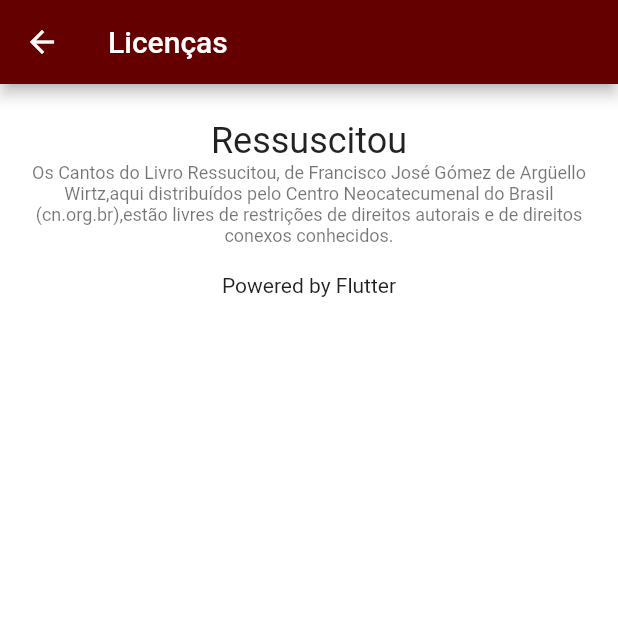
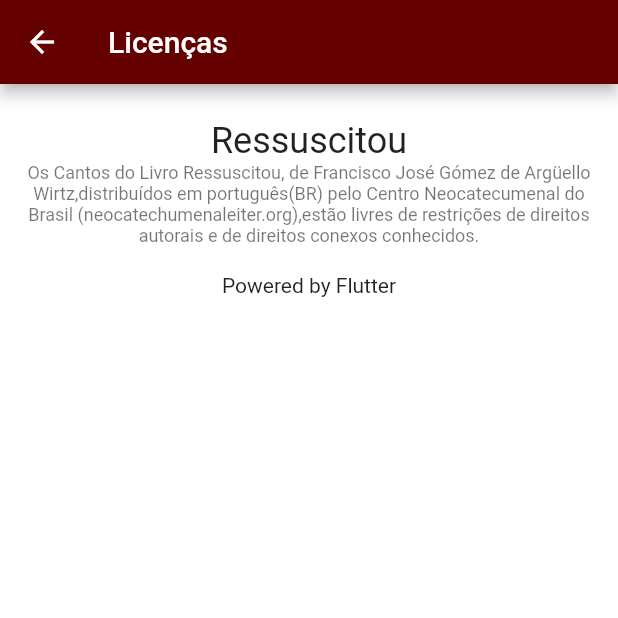
Before and after one commit to otaviogrrd/Ressuscitou_Flutter, a Flutter app: the SobrePage screen opened directly, after a tap on "Licenças", on a phone screen of 412 x 824 dp, the top half of it. Run offline on Flutter 3.47's test engine with Material 2 defaults, Android fonts, the phone set to English and light mode, and no system bars; our stand-ins replace audioplayers, connectivity, dio, flutter_form_builder, get, numberpicker and 6 more; missing offline and left inert: flutter_webview_plugin, tree_view; accounts and stored records are empty; network calls fail.

Commit message:
Update sobre.dart

```diff
--- a/lib/pages/sobre.dart
+++ b/lib/pages/sobre.dart
@@ -1,3 +1,5 @@
+import 'dart:io';
+
 import 'package:flutter/material.dart';
 import 'package:get/get.dart';
 import 'package:package_info/package_info.dart';
@@ -40,7 +42,8 @@ class _SobrePageState extends State<SobrePage> {
               SizedBox(height: 10),
               Text('Pode ser utilizado apenas como apoio aos salmistas para ensaios, consultas e preparações.',
                   style: TextStyle(fontSize: 16), textAlign: TextAlign.center),
-              SizedBox(height: 30),
+              if (Platform.isAndroid) SizedBox(height: 30),
+              if (Platform.isAndroid)
                 InkWell(
                   onTap: () => launchUrl(),
                   child: Container(
@@ -53,7 +56,8 @@ class _SobrePageState extends State<SobrePage> {
                           child: Text("Deixe sua avaliação e cometário!",
                               style: TextStyle(color: Colors.white, fontWeight: FontWeight.bold)),
                         )),
-                  decoration: BoxDecoration(borderRadius: BorderRadius.all(Radius.circular(4)), color: globals.darkRed),
+                    decoration:
+                        BoxDecoration(borderRadius: BorderRadius.all(Radius.circular(4)), color: globals.darkRed),
                   ),
                 ),
               SizedBox(height: 50),
@@ -75,36 +79,28 @@ class _SobrePageState extends State<SobrePage> {
                           },
                           defaultVerticalAlignment: TableCellVerticalAlignment.middle,
                           children: [
-                            TableRow(
-                              children: [
+                            TableRow(children: [
                               Center(child: Icon(Icons.mail_outline)),
                               FittedBox(
                                   fit: BoxFit.scaleDown,
-                                    child:
-                                    Text("  Otávio Garrido Moraes", style: TextStyle(color: Colors.black, fontWeight: FontWeight.w500))),
-
-                              ]
-                            )
+                                  child: Text("  Otávio Garrido Moraes",
+                                      style: TextStyle(color: Colors.black, fontWeight: FontWeight.w500))),
+                            ])
                           ],
                         ),
                       ),
-//                      FittedBox(
-//                          fit: BoxFit.scaleDown,
-//                          child:
-//                              Text("   Otávio Garrido Moraes   ", style: TextStyle(color: Colors.black, fontWeight: FontWeight.w500))),
                     ],
                   ),
-                  decoration: BoxDecoration(borderRadius: BorderRadius.all(Radius.circular(4)), color: Colors.grey[200]),
+                  decoration:
+                      BoxDecoration(borderRadius: BorderRadius.all(Radius.circular(4)), color: Colors.grey[200]),
                 ),
               ),
-
               SizedBox(height: 50),
               InkWell(
                 onTap: () => Get.to(LicensePage(
-                  applicationLegalese: 'Os Cantos do Livro Ressucitou, de Francisco José Gómez de Argüello Wirtz,'
-                      'aqui distribuídos pelo Centro Neocatecumenal do Brasil (cn.org.br),'
-                      'estão livres de restrições de direitos autorais '
-                      'e de direitos conexos conhecidos.',
+                  applicationLegalese: 'Os Cantos do Livro Ressuscitou, de Francisco José Gómez de Argüello Wirtz,'
+                      'distribuídos em português(BR) pelo Centro Neocatecumenal do Brasil (neocatechumenaleiter.org),'
+                      'estão livres de restrições de direitos autorais e de direitos conexos conhecidos.',
                 )),
                 child: Container(
                   height: 45,
@@ -115,21 +111,6 @@ class _SobrePageState extends State<SobrePage> {
                   decoration: BoxDecoration(borderRadius: BorderRadius.all(Radius.circular(4)), color: Colors.black45),
                 ),
               ),
-//              InkWell(
-//                  onTap: () => launchEmail(),
-//                  child: RichText(
-//                    text: TextSpan(
-//                      children: [
-//                        WidgetSpan(
-//                          child: Icon(Icons.mail_outline, size: 14, color: globals.darkRed),
-//                        ),
-//                        TextSpan(
-//                          text: "  Otávio Garrido Moraes  ",
-//                        ),
-//                      ],
-//                      style: TextStyle(fontWeight: FontWeight.bold, color: globals.darkRed),
-//                    ),
-//                  )),
             ]),
           ),
         ));
```
Lines whose indentation alone changed are shown as unchanged.
